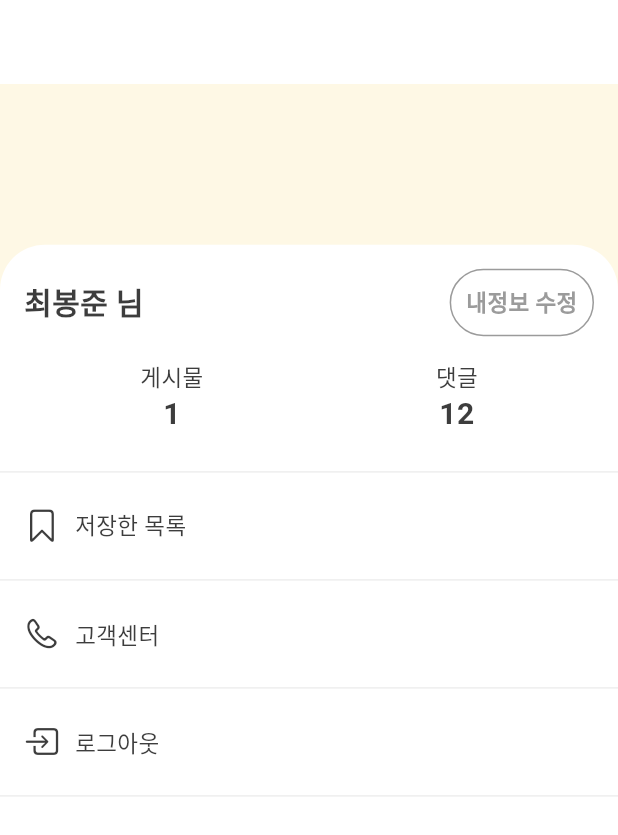
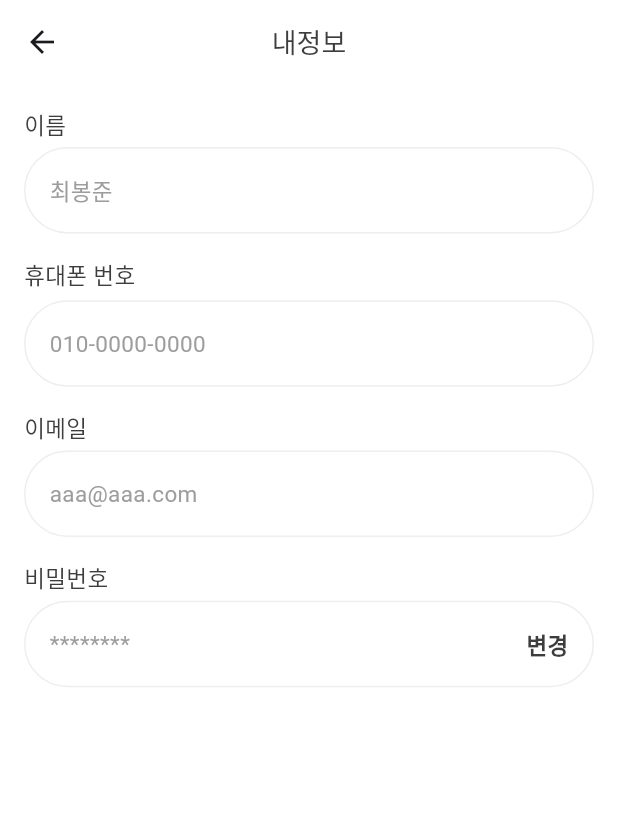
Before and after one commit to GodBongJune/Town-publish, a Flutter app: the MyPage screen opened directly, after a tap on "내정보 수정", on a phone screen of 412 x 824 dp. Shown: the top 835 px of the screen. Run offline on Flutter 3.47's test engine with Material 3 defaults, Android fonts, the light colour scheme and no system bars; our stand-ins replace animated_splash_screen, flutter_svg, logger.

Commit message:
내정보 페이지 완료

```diff
--- /dev/null
+++ b/lib/pages/my_info_change/my_info_change_page.dart
@@ -0,0 +1,16 @@
+import 'package:flutter/material.dart';
+import 'package:town/pages/my_info_change/my_info_change_widgets/my_info_change_body.dart';
+
+class MyInfoChangePage extends StatelessWidget {
+  const MyInfoChangePage({super.key});
+
+  @override
+  Widget build(BuildContext context) {
+    return Scaffold(
+      appBar: AppBar(
+        title: Text("내정보"),
+      ),
+      body: MyInfoChangeBody(),
+    );
+  }
+}
--- /dev/null
+++ b/lib/pages/my_info_change/my_info_change_widgets/my_info_change_body.dart
@@ -0,0 +1,174 @@
+import 'package:flutter/material.dart';
+import 'package:town/core/constant/color.dart';
+import 'package:town/core/constant/size.dart';
+import 'package:town/utils/custom_util.dart';
+
+class MyInfoChangeBody extends StatelessWidget {
+  const MyInfoChangeBody({super.key});
+
+  @override
+  Widget build(BuildContext context) {
+    return Padding(
+      padding: const EdgeInsets.all(16.0),
+      child: ListView(
+        children: [
+          //이름
+          Column(
+            crossAxisAlignment: CrossAxisAlignment.start,
+            children: [
+              Text(
+                "이름",
+                style: TextStyle(
+                  color: k3DColor,
+                  fontSize: size15,
+                ),
+              ),
+              SizedBox(height: 5),
+              Container(
+                height: MediaQuery.of(context).size.height * 0.07,
+                decoration: BoxDecoration(
+                  border: Border.all(color: kEEColor),
+                  borderRadius: BorderRadius.circular(100),
+                ),
+                child: Align(
+                  alignment: Alignment.centerLeft,
+                  child: Padding(
+                    padding: const EdgeInsets.only(left: 16.0),
+                    child: Text(
+                      "최봉준",
+                      style: TextStyle(
+                        color: k9DColor,
+                        fontSize: size15,
+                      ),
+                    ),
+                  ),
+                ),
+              ),
+            ],
+          ),
+          SizedBox(height: MediaQuery.of(context).size.height * 0.02),
+          //휴대전화
+          Column(
+            crossAxisAlignment: CrossAxisAlignment.start,
+            children: [
+              Text(
+                "휴대폰 번호",
+                style: TextStyle(
+                  color: k3DColor,
+                  fontSize: size15,
+                ),
+              ),
+              SizedBox(height: 5),
+              Container(
+                height: MediaQuery.of(context).size.height * 0.07,
+                decoration: BoxDecoration(
+                  border: Border.all(color: kEEColor),
+                  borderRadius: BorderRadius.circular(100),
+                ),
+                child: Align(
+                  alignment: Alignment.centerLeft,
+                  child: Padding(
+                    padding: const EdgeInsets.only(left: 16.0),
+                    child: Text(
+                      "010-0000-0000",
+                      style: TextStyle(
+                        color: k9DColor,
+                        fontSize: size15,
+                      ),
+                    ),
+                  ),
+                ),
+              ),
+            ],
+          ),
+          SizedBox(height: MediaQuery.of(context).size.height * 0.02),
+          //이메일
+          Column(
+            crossAxisAlignment: CrossAxisAlignment.start,
+            children: [
+              Text(
+                "이메일",
+                style: TextStyle(
+                  color: k3DColor,
+                  fontSize: size15,
+                ),
+              ),
+              SizedBox(height: 5),
+              Container(
+                height: MediaQuery.of(context).size.height * 0.07,
+                decoration: BoxDecoration(
+                  border: Border.all(color: kEEColor),
+                  borderRadius: BorderRadius.circular(100),
+                ),
+                child: Align(
+                  alignment: Alignment.centerLeft,
+                  child: Padding(
+                    padding: const EdgeInsets.only(left: 16.0),
+                    child: Text(
+                      "aaa@aaa.com",
+                      style: TextStyle(
+                        color: k9DColor,
+                        fontSize: size15,
+                      ),
+                    ),
+                  ),
+                ),
+              ),
+            ],
+          ),
+          SizedBox(height: MediaQuery.of(context).size.height * 0.02),
+          //비밀번호
+          Column(
+            crossAxisAlignment: CrossAxisAlignment.start,
+            children: [
+              Text(
+                "비밀번호",
+                style: TextStyle(
+                  color: k3DColor,
+                  fontSize: size15,
+                ),
+              ),
+              SizedBox(height: 5),
+              Container(
+                height: MediaQuery.of(context).size.height * 0.07,
+                decoration: BoxDecoration(
+                  border: Border.all(color: kEEColor),
+                  borderRadius: BorderRadius.circular(100),
+                ),
+                child: Align(
+                  alignment: Alignment.centerLeft,
+                  child: Padding(
+                    padding: const EdgeInsets.symmetric(horizontal: 16.0),
+                    child: Row(
+                      children: [
+                        Text(
+                          "********",
+                          style: TextStyle(
+                            color: k9DColor,
+                            fontSize: size15,
+                          ),
+                        ),
+                        Spacer(),
+                        InkWell(
+                          onTap: () {},
+                          child: Text(
+                            "변경",
+                            style: TextStyle(
+                              color: k3DColor,
+                              fontSize: size15,
+                              fontWeight: FontWeight.bold,
+                            ),
+                          ),
+                        ),
+                      ],
+                    ),
+                  ),
+                ),
+              ),
+            ],
+          ),
+        ],
+      ),
+    );
+  }
+}
--- a/lib/pages/my_page/my_page_widgets/my_page_body.dart
+++ b/lib/pages/my_page/my_page_widgets/my_page_body.dart
@@ -2,6 +2,7 @@ import 'package:flutter/cupertino.dart';
 import 'package:flutter/material.dart';
 import 'package:town/core/constant/color.dart';
 import 'package:town/core/constant/size.dart';
+import 'package:town/pages/my_info_change/my_info_change_page.dart';
 
 class MyPageBody extends StatelessWidget {
   const MyPageBody({super.key});
@@ -10,7 +11,7 @@ class MyPageBody extends StatelessWidget {
   Widget build(BuildContext context) {
     return Column(
       children: [
-        SizedBox(height: MediaQuery.of(context).size.height * 0.13),
+        SizedBox(height: MediaQuery.of(context).size.height * 0.15),
         Container(
           decoration: BoxDecoration(
             color: Colors.white,
@@ -35,7 +36,13 @@ class MyPageBody extends StatelessWidget {
                     ),
                     Spacer(),
                     InkWell(
-                      onTap: () {},
+                      onTap: () {
+                        Navigator.of(context).push(
+                          MaterialPageRoute(
+                            builder: (context) => MyInfoChangePage(),
+                          ),
+                        );
+                      },
                       child: Container(
                         decoration: BoxDecoration(
                           borderRadius: BorderRadius.circular(40),
--- a/lib/utils/custom_util.dart
+++ b/lib/utils/custom_util.dart
@@ -79,8 +79,10 @@ Widget customTextFormField({
   TextEditingController? controller,
   String? suffix,
   VoidCallback? suffixOnTap,
+  bool readOnly = false,
 }) {
   return TextFormField(
+    readOnly: readOnly,
     obscureText: obscureText,
     controller: controller,
     style: TextStyle(decorationThickness: 0),
```
